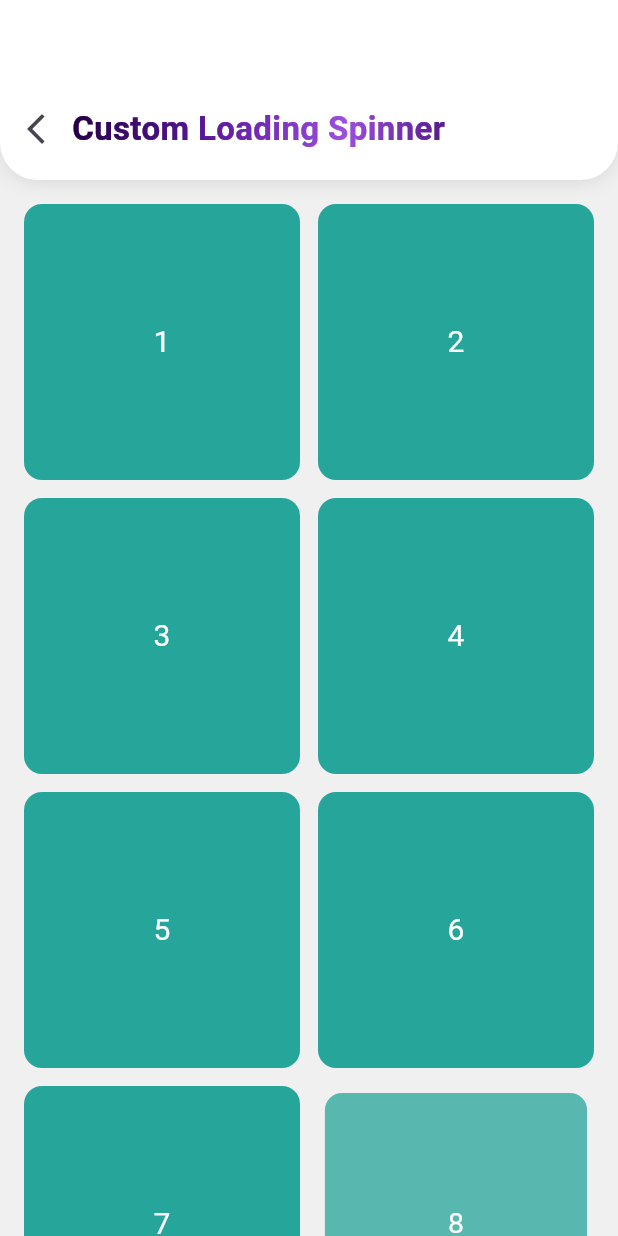
After one commit to MHuzaifaKhan97/mastering_flutter_animation, a Flutter app: the AnimationMiniProjects screen opened directly, after a tap on "Staggered Grid Animation", on a phone screen of 412 x 824 dp. The commit adds this screen. Run offline on Flutter 3.47's test engine with Material 3 defaults, Android fonts, the phone set to English and light mode, and no system bars; our stand-ins replace flutter_riverpod, lottie, rive; missing offline and left inert: flutter_sequence_animation; project files that could hold a hidden picture were left out.

Commit message:
Staggered Grid Animation

```diff
--- a/lib/modules/animation_mini_projects/animation_mini_projects.dart
+++ b/lib/modules/animation_mini_projects/animation_mini_projects.dart
@@ -3,6 +3,7 @@ import 'package:mastering_flutter_animation/modules/animation_mini_projects/anim
 import 'package:mastering_flutter_animation/modules/animation_mini_projects/animated_progressbar/animated_progressbar.dart';
 import 'package:mastering_flutter_animation/modules/animation_mini_projects/custom_loading_spinner/custom_loading_spinner.dart';
 import 'package:mastering_flutter_animation/modules/animation_mini_projects/onboarding_screen/onboarding_screen.dart';
+import 'package:mastering_flutter_animation/modules/animation_mini_projects/staggered_grid_animation/staggered_grid_animation.dart';
 import 'package:mastering_flutter_animation/modules/animation_mini_projects/tinder_like_swipe_card/tinder_like_swipe_card.dart';
 import 'package:mastering_flutter_animation/widgets/custom_appbar_widget.dart';
 import 'package:mastering_flutter_animation/widgets/custom_button.dart';
@@ -85,6 +86,18 @@ class AnimationMiniProjects extends StatelessWidget {
                 );
               },
             ),
+            SizedBox(height: MediaQuery.of(context).size.height * 0.02),
+            CustomButton(
+              title: 'Staggered Grid Animation',
+              onTap: () {
+                Navigator.push(
+                  context,
+                  MaterialPageRoute(
+                    builder: (context) => const StaggeredGridAnimation(),
+                  ),
+                );
+              },
+            ),
           ],
         ),
       ),
--- /dev/null
+++ b/lib/modules/animation_mini_projects/staggered_grid_animation/staggered_grid_animation.dart
@@ -0,0 +1,71 @@
+import 'package:flutter/material.dart';
+import 'package:mastering_flutter_animation/widgets/custom_appbar_widget.dart';
+
+class StaggeredGridAnimation extends StatefulWidget {
+  final double size;
+  const StaggeredGridAnimation({super.key, this.size = 120});
+
+  @override
+  State<StaggeredGridAnimation> createState() => _StaggeredGridAnimationState();
+}
+
+class _StaggeredGridAnimationState extends State<StaggeredGridAnimation> {
+  List<bool> _visibleList = List.generate(12, (_) => false);
+
+  @override
+  void initState() {
+    super.initState();
+    _runStaggeredAnimation();
+  }
+
+  void _runStaggeredAnimation() async {
+    for (int i = 0; i < _visibleList.length; i++) {
+      await Future.delayed(Duration(milliseconds: 100));
+      setState(() {
+        _visibleList[i] = true;
+      });
+    }
+  }
+
+  @override
+  Widget build(BuildContext context) {
+    return Scaffold(
+      backgroundColor: const Color.fromARGB(255, 240, 240, 240),
+      appBar: CustomRoundedAppBar(
+        title: 'Custom Loading Spinner',
+        isBack: true,
+      ),
+      body: GridView.builder(
+        padding: const EdgeInsets.all(16),
+        itemCount: _visibleList.length,
+        gridDelegate: const SliverGridDelegateWithFixedCrossAxisCount(
+          crossAxisCount: 2,
+          crossAxisSpacing: 12,
+          mainAxisSpacing: 12,
+        ),
+        itemBuilder: (context, index) {
+          return AnimatedOpacity(
+            duration: Duration(milliseconds: 400),
+            opacity: _visibleList[index] ? 1.0 : 0.0,
+            child: AnimatedScale(
+              duration: Duration(milliseconds: 400),
+              scale: _visibleList[index] ? 1.0 : 0.8,
+              child: Container(
+                decoration: BoxDecoration(
+                  color: Colors.teal[400],
+                  borderRadius: BorderRadius.circular(12),
+                ),
+                child: Center(
+                  child: Text(
+                    '${index + 1}',
+                    style: TextStyle(fontSize: 20, color: Colors.white),
+                  ),
+                ),
+              ),
+            ),
+          );
+        },
+      ),
+    );
+  }
+}
```
